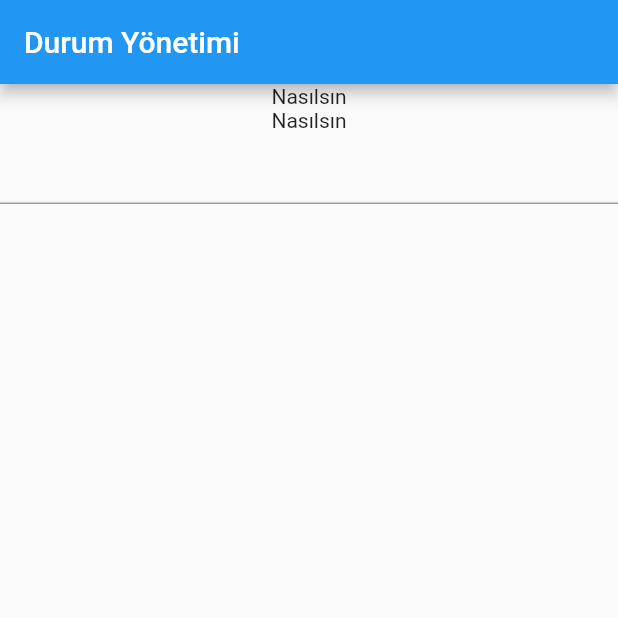
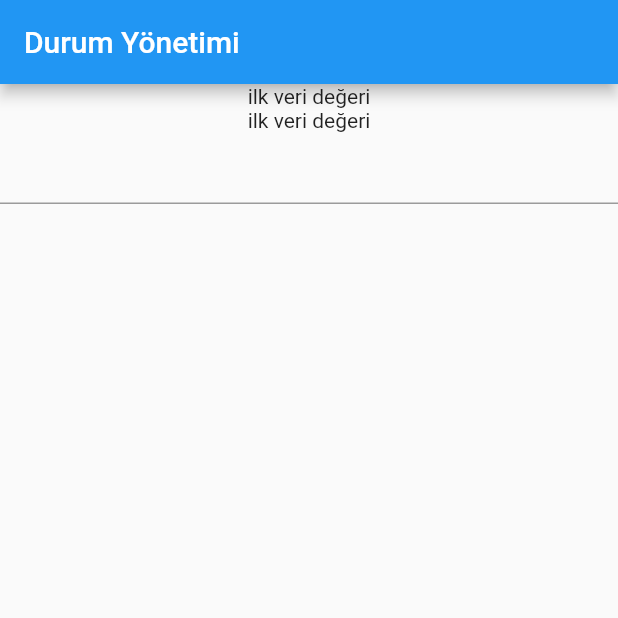
Before and after one commit to emralyilmaz/training37_durum_yonetimi_provider, a Flutter app: the screen it shows after launch, on a phone screen of 412 x 824 dp, the top half of it. Run offline on Flutter 3.47's test engine with Material 2 defaults, Android fonts, the phone set to English and light mode, and no system bars.

Commit message:
ChangeNotifier Kullanımı-dinleme özelliği

```diff
--- a/lib/input_widget.dart
+++ b/lib/input_widget.dart
@@ -1,10 +1,14 @@
 import 'package:flutter/material.dart';
+import 'package:provider/provider.dart';
+import 'main_widget.dart';
 
 class InputWidget1 extends StatelessWidget {
   @override
   Widget build(BuildContext context) {
     return TextField(
-      onChanged: (String yeni) {},
+      onChanged: (String yeni) {
+        Provider.of<Veri>(context, listen: false).degistir(yeni);
+      },
     );
   }
 }
--- a/lib/main_widget.dart
+++ b/lib/main_widget.dart
@@ -4,11 +4,11 @@ import 'text_widget1.dart';
 import 'package:provider/provider.dart';
 
 class MainWidget extends StatelessWidget {
-  final String text = "Nasılsın";
+  final String text = "ilk veri";
   @override
   Widget build(BuildContext context) {
-    return Provider<String>(
-      create: (context) => text,
+    return ChangeNotifierProvider<Veri>(
+      create: (context) => Veri(),
       child: Scaffold(
         appBar: AppBar(
           title: Text("Durum Yönetimi"),
@@ -24,3 +24,13 @@ class MainWidget extends StatelessWidget {
     );
   }
 }
+
+class Veri with ChangeNotifier {
+  String _veri = "ilk veri değeri";
+  String get getVeri => _veri;
+
+  void degistir(String yeniVeri) {
+    _veri = yeniVeri;
+    notifyListeners(); // değişikliği yakalamak için dinleme fonksiyonu
+  }
+}
--- a/lib/text_widget2.dart
+++ b/lib/text_widget2.dart
@@ -1,9 +1,11 @@
 import 'package:flutter/material.dart';
 import 'package:provider/provider.dart';
+import 'main_widget.dart';
 
 class TextWidget2 extends StatelessWidget {
   @override
   Widget build(BuildContext context) {
-    return Container(child: Text(Provider.of<String>(context)));
+    return Container(
+        child: Text(Provider.of<Veri>(context, listen: false).getVeri));
   }
 }
--- a/lib/text_widget4.dart
+++ b/lib/text_widget4.dart
@@ -1,11 +1,12 @@
 import 'package:flutter/material.dart';
 import 'package:provider/provider.dart';
+import 'main_widget.dart';
 
 class TextWidget4 extends StatelessWidget {
   @override
   Widget build(BuildContext context) {
     return Container(
-      child: Text(Provider.of<String>(context)),
+      child: Text(Provider.of<Veri>(context).getVeri),
     );
   }
 }
```
